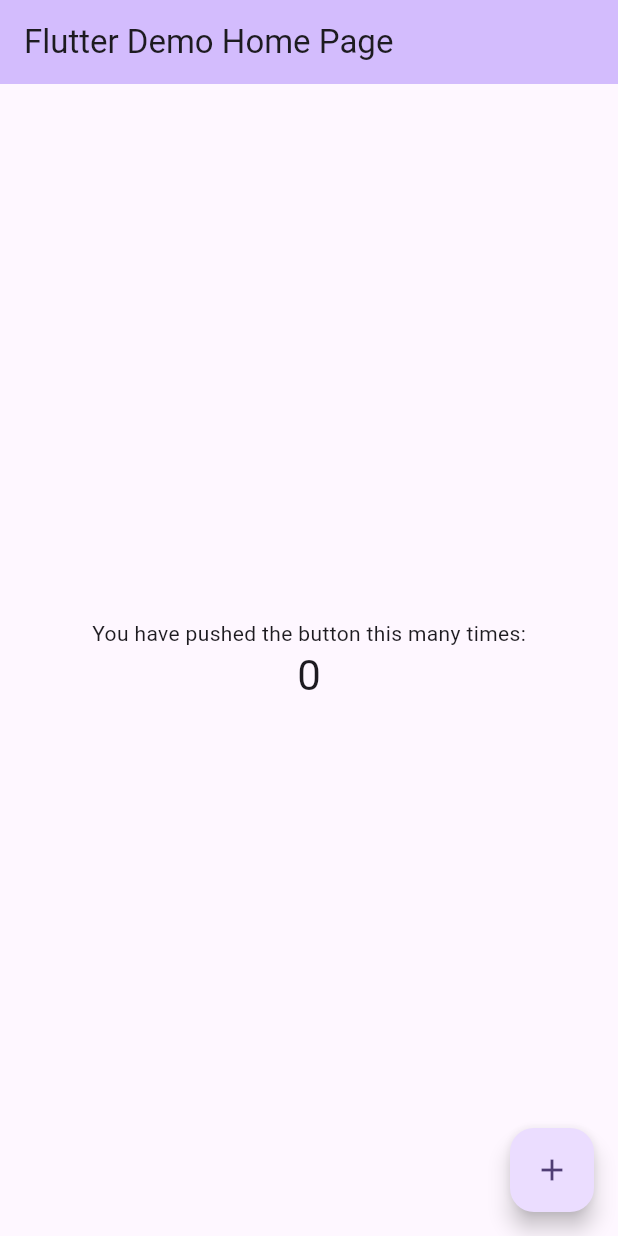
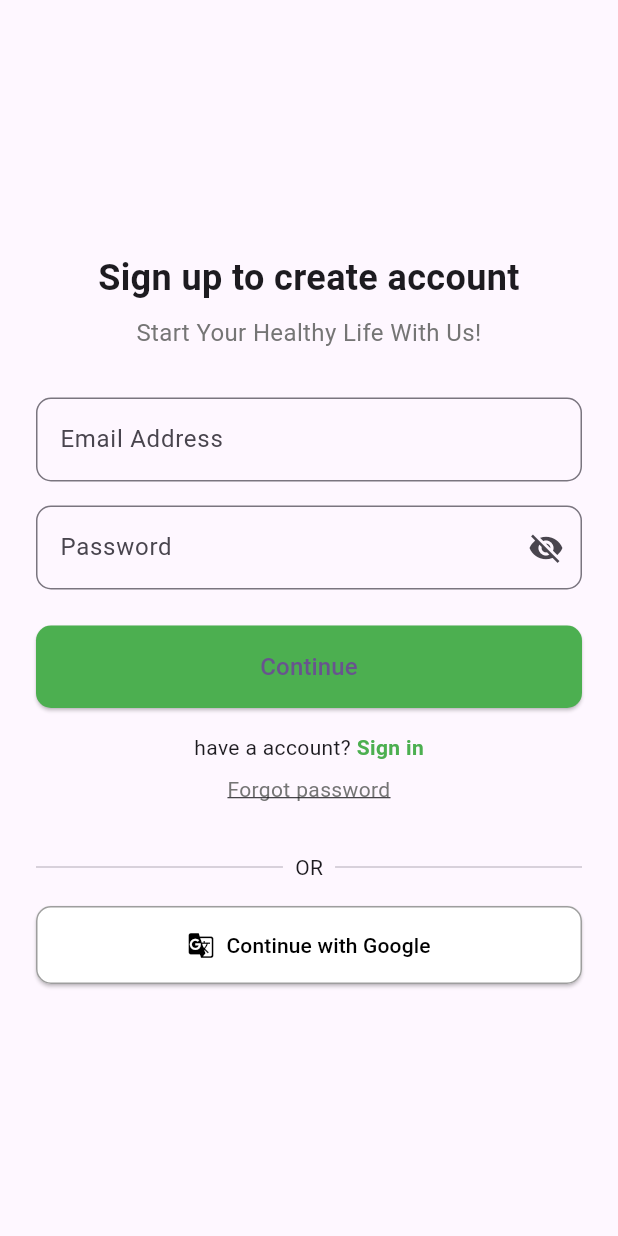
Before and after one commit to EdgarTanamal/Nutriwise, a Flutter app: the screen it shows after launch, on a phone screen of 412 x 824 dp. Run offline on Flutter 3.47's test engine with Material 3 defaults, Android fonts, the phone set to English and light mode, and no system bars; our stand-ins replace share_plus, shared_preferences; missing offline and left inert: json_cache.

Commit message:
Login,Register,Splash

```diff
--- a/lib/main.dart
+++ b/lib/main.dart
@@ -1,3 +1,4 @@
+import 'package:diabets/view/pages/pages.dart';
 import 'package:flutter/material.dart';
 
 void main() {
@@ -7,119 +8,24 @@ void main() {
 class MyApp extends StatelessWidget {
   const MyApp({super.key});
 
-  // This widget is the root of your application.
   @override
   Widget build(BuildContext context) {
     return MaterialApp(
       title: 'Flutter Demo',
+      debugShowCheckedModeBanner: false,
       theme: ThemeData(
-        // This is the theme of your application.
-        //
-        // TRY THIS: Try running your application with "flutter run". You'll see
-        // the application has a purple toolbar. Then, without quitting the app,
-        // try changing the seedColor in the colorScheme below to Colors.green
-        // and then invoke "hot reload" (save your changes or press the "hot
-        // reload" button in a Flutter-supported IDE, or press "r" if you used
-        // the command line to start the app).
-        //
-        // Notice that the counter didn't reset back to zero; the application
-        // state is not lost during the reload. To reset the state, use hot
-        // restart instead.
-        //
-        // This works for code too, not just values: Most code changes can be
-        // tested with just a hot reload.
         colorScheme: ColorScheme.fromSeed(seedColor: Colors.deepPurple),
         useMaterial3: true,
       ),
-      home: const MyHomePage(title: 'Flutter Demo Home Page'),
+      initialRoute: '/splash', // Tentukan rute awal sebagai splash screen
+      routes: {
+        '/splash': (context) => const SplashScreen(), // Rute untuk splash screen
+        '/home': (context) =>  HomeScreen(), // Rute untuk home screen
+        '/login': (context) => LoginPage(), // Rute untuk login screen
+        '/register': (context) => RegisterPage(), // Rute untuk register screen
+        //'/gallery': (context) => const GalleryPage(), // Rute untuk gallery screen
+        //'/trashbin': (context) => const TrashbinPage(), // Rute untuk trashbin screen
+      },
     );
   }
 }
-
-class MyHomePage extends StatefulWidget {
-  const MyHomePage({super.key, required this.title});
-
-  // This widget is the home page of your application. It is stateful, meaning
-  // that it has a State object (defined below) that contains fields that affect
-  // how it looks.
-
-  // This class is the configuration for the state. It holds the values (in this
-  // case the title) provided by the parent (in this case the App widget) and
-  // used by the build method of the State. Fields in a Widget subclass are
-  // always marked "final".
-
-  final String title;
-
-  @override
-  State<MyHomePage> createState() => _MyHomePageState();
-}
-
-class _MyHomePageState extends State<MyHomePage> {
-  int _counter = 0;
-
-  void _incrementCounter() {
-    setState(() {
-      // This call to setState tells the Flutter framework that something has
-      // changed in this State, which causes it to rerun the build method below
-      // so that the display can reflect the updated values. If we changed
-      // _counter without calling setState(), then the build method would not be
-      // called again, and so nothing would appear to happen.
-      _counter++;
-    });
-  }
-
-  @override
-  Widget build(BuildContext context) {
-    // This method is rerun every time setState is called, for instance as done
-    // by the _incrementCounter method above.
-    //
-    // The Flutter framework has been optimized to make rerunning build methods
-    // fast, so that you can just rebuild anything that needs updating rather
-    // than having to individually change instances of widgets.
-    return Scaffold(
-      appBar: AppBar(
-        // TRY THIS: Try changing the color here to a specific color (to
-        // Colors.amber, perhaps?) and trigger a hot reload to see the AppBar
-        // change color while the other colors stay the same.
-        backgroundColor: Theme.of(context).colorScheme.inversePrimary,
-        // Here we take the value from the MyHomePage object that was created by
-        // the App.build method, and use it to set our appbar title.
-        title: Text(widget.title),
-      ),
-      body: Center(
-        // Center is a layout widget. It takes a single child and positions it
-        // in the middle of the parent.
-        child: Column(
-          // Column is also a layout widget. It takes a list of children and
-          // arranges them vertically. By default, it sizes itself to fit its
-          // children horizontally, and tries to be as tall as its parent.
-          //
-          // Column has various properties to control how it sizes itself and
-          // how it positions its children. Here we use mainAxisAlignment to
-          // center the children vertically; the main axis here is the vertical
-          // axis because Columns are vertical (the cross axis would be
-          // horizontal).
-          //
-          // TRY THIS: Invoke "debug painting" (choose the "Toggle Debug Paint"
-          // action in the IDE, or press "p" in the console), to see the
-          // wireframe for each widget.
-          mainAxisAlignment: MainAxisAlignment.center,
-          children: <Widget>[
-            const Text(
-              'You have pushed the button this many times:',
-            ),
-            Text(
-              '$_counter',
-              style: Theme.of(context).textTheme.headlineMedium,
-            ),
-          ],
-        ),
-      ),
-      floatingActionButton: FloatingActionButton(
-        onPressed: _incrementCounter,
-        tooltip: 'Increment',
-        child: const Icon(Icons.add),
-      ), // This trailing comma makes auto-formatting nicer for build methods.
-    );
-  }
-}
--- /dev/null
+++ b/lib/view/pages/register_page.dart
@@ -0,0 +1,126 @@
+part of 'pages.dart';
+
+class RegisterPage extends StatelessWidget {
+  @override
+  Widget build(BuildContext context) {
+    return Scaffold(
+      body: Padding(
+        padding: const EdgeInsets.symmetric(horizontal: 24.0),
+        child: Column(
+          mainAxisAlignment: MainAxisAlignment.center,
+          crossAxisAlignment: CrossAxisAlignment.stretch,
+          children: [
+            Text(
+              'Sign up to create account',
+              style: TextStyle(
+                fontSize: 24,
+                fontWeight: FontWeight.bold,
+              ),
+              textAlign: TextAlign.center,
+            ),
+            SizedBox(height: 8),
+            Text(
+              'Start Your Healthy Life With Us!',
+              style: TextStyle(
+                fontSize: 16,
+                color: Colors.grey[600],
+              ),
+              textAlign: TextAlign.center,
+            ),
+            SizedBox(height: 32),
+            TextField(
+              decoration: InputDecoration(
+                labelText: 'Email Address',
+                border: OutlineInputBorder(
+                  borderRadius: BorderRadius.circular(10),
+                ),
+              ),
+            ),
+            SizedBox(height: 16),
+            TextField(
+              obscureText: true,
+              decoration: InputDecoration(
+                labelText: 'Password',
+                suffixIcon: Icon(Icons.visibility_off),
+                border: OutlineInputBorder(
+                  borderRadius: BorderRadius.circular(10),
+                ),
+              ),
+            ),
+            SizedBox(height: 24),
+            ElevatedButton(
+              onPressed: () {},
+              style: ElevatedButton.styleFrom(
+                backgroundColor: Colors.green,
+                shape: RoundedRectangleBorder(
+                  borderRadius: BorderRadius.circular(10),
+                ),
+                padding: EdgeInsets.symmetric(vertical: 16),
+              ),
+              child: Text(
+                'Continue',
+                style: TextStyle(fontSize: 16),
+              ),
+            ),
+            SizedBox(height: 16),
+            Row(
+              mainAxisAlignment: MainAxisAlignment.center,
+              children: [
+                Text('have a account? '),
+                GestureDetector(
+                  onTap: () {},
+                  child: Text(
+                    'Sign in',
+                    style: TextStyle(
+                      color: Colors.green,
+                      fontWeight: FontWeight.bold,
+                    ),
+                  ),
+                ),
+              ],
+            ),
+            SizedBox(height: 8),
+            GestureDetector(
+              onTap: () {},
+              child: Text(
+                'Forgot password',
+                style: TextStyle(
+                  color: Colors.grey[600],
+                  fontSize: 14,
+                  decoration: TextDecoration.underline,
+                ),
+                textAlign: TextAlign.center,
+              ),
+            ),
+            SizedBox(height: 32),
+            Row(
+              children: [
+                Expanded(child: Divider()),
+                Padding(
+                  padding: const EdgeInsets.symmetric(horizontal: 8.0),
+                  child: Text('OR'),
+                ),
+                Expanded(child: Divider()),
+              ],
+            ),
+            SizedBox(height: 16),
+            ElevatedButton.icon(
+              onPressed: () {},
+              icon: Icon(Icons.g_translate),
+              label: Text('Continue with Google'),
+              style: ElevatedButton.styleFrom(
+                backgroundColor: Colors.white,
+                foregroundColor: Colors.black,
+                side: BorderSide(color: Colors.grey),
+                shape: RoundedRectangleBorder(
+                  borderRadius: BorderRadius.circular(10),
+                ),
+                padding: EdgeInsets.symmetric(vertical: 16),
+              ),
+            ),
+          ],
+        ),
+      ),
+    );
+  }
+}
--- a/pubspec.yaml
+++ b/pubspec.yaml
@@ -35,6 +35,8 @@ dependencies:
   # The following adds the Cupertino Icons font to your application.
   # Use with the CupertinoIcons class for iOS style icons.
   cupertino_icons: ^1.0.6
+  json_cache: ^3.0.1
+  share_plus: ^10.0.0
 
 dev_dependencies:
   flutter_test:
```
Also changed, not shown: lib/shared/const.dart (added, +37 -0 lines), lib/shared/shared.dart (added, +8 -0 lines), lib/view/pages/home_page.dart (added, +136 -0 lines), lib/view/pages/login_page.dart (added, +136 -0 lines), lib/view/pages/pages.dart (added, +9 -0 lines), lib/view/pages/splashscreen_page.dart (added, +50 -0 lines), pubspec.lock, 6 other files.
